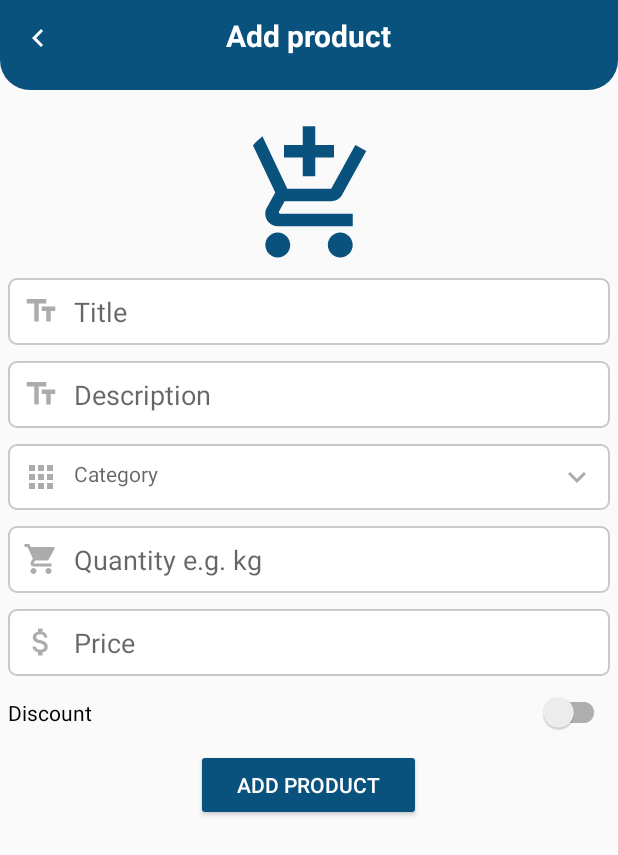
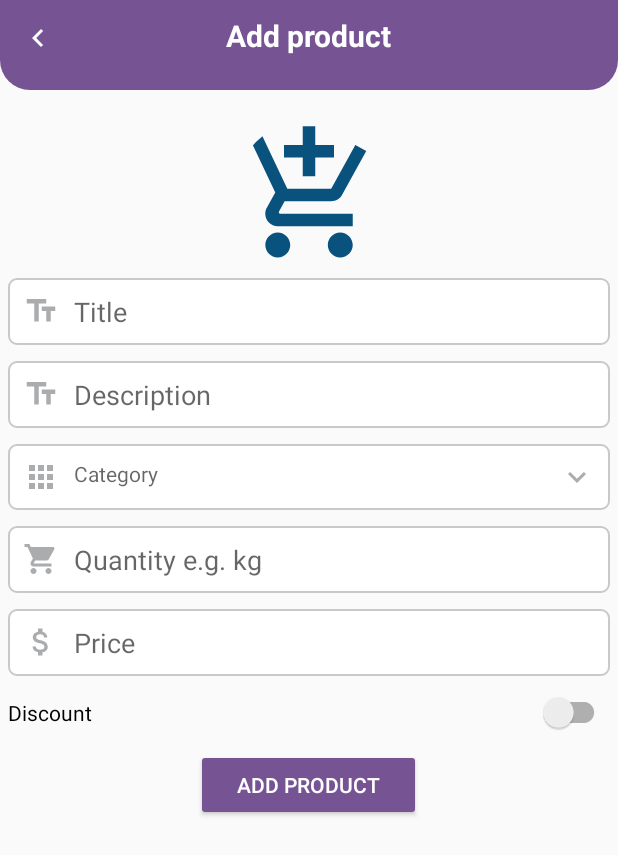
Before and after one commit to ztnuyu/GroceryUsFYP, an Android app: the AddProductActivity screen opened directly, with no data from a screen before it, on a phone screen of 412 x 824 dp. Shown: the top 855 px of the screen. Run offline under Robolectric (Android 15) with nearby library versions, the phone set to English and light mode, and no system bars; our stand-ins replace Firebase (no records; nobody signed in at launch, a user with empty details on screens opened directly); plain views replace CircularImageView; pictures from the network do not load.

Commit message:
update - 30/8/2021

```diff
--- a/app/src/main/java/com/zt/groceryus/activities/ChatBot.java
+++ b/app/src/main/java/com/zt/groceryus/activities/ChatBot.java
@@ -1,4 +1,4 @@
-package com.zt.groceryus.activities;
+  package com.zt.groceryus.activities;
 
 import androidx.appcompat.app.AppCompatActivity;
 import androidx.recyclerview.widget.RecyclerView;
--- a/app/src/main/res/values/colors.xml
+++ b/app/src/main/res/values/colors.xml
@@ -7,9 +7,9 @@
     <color name="teal_700">#FF018786</color>
     <color name="black">#FF000000</color>
     <color name="white">#FFFFFFFF</color>
-    <color name="colorPrimary" > #0A527E</color>
-    <color name="colorPrimaryDark">#0A527E</color>
-    <color name="colorAccent">#0A527E</color>
+    <color name="colorPrimary" > #765393</color>
+    <color name="colorPrimaryDark">#4f3762</color>
+    <color name="colorAccent">#765393</color>
     <color name="colorWhite">#fff</color>
     <color name="colorGray00">#f5f0f0</color>
     <color name="colorGray01">#c9c9c9</color>
```
